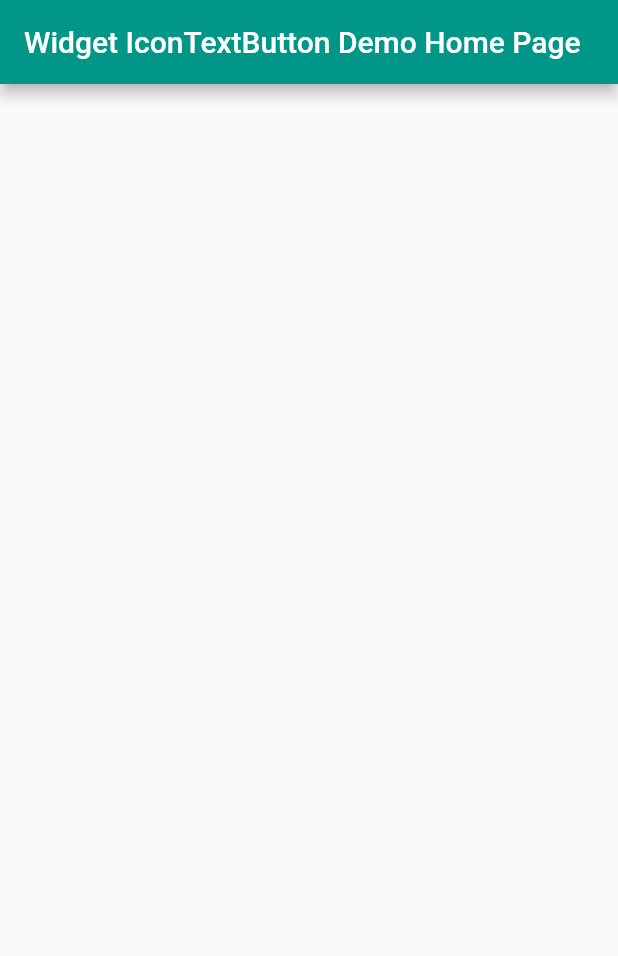
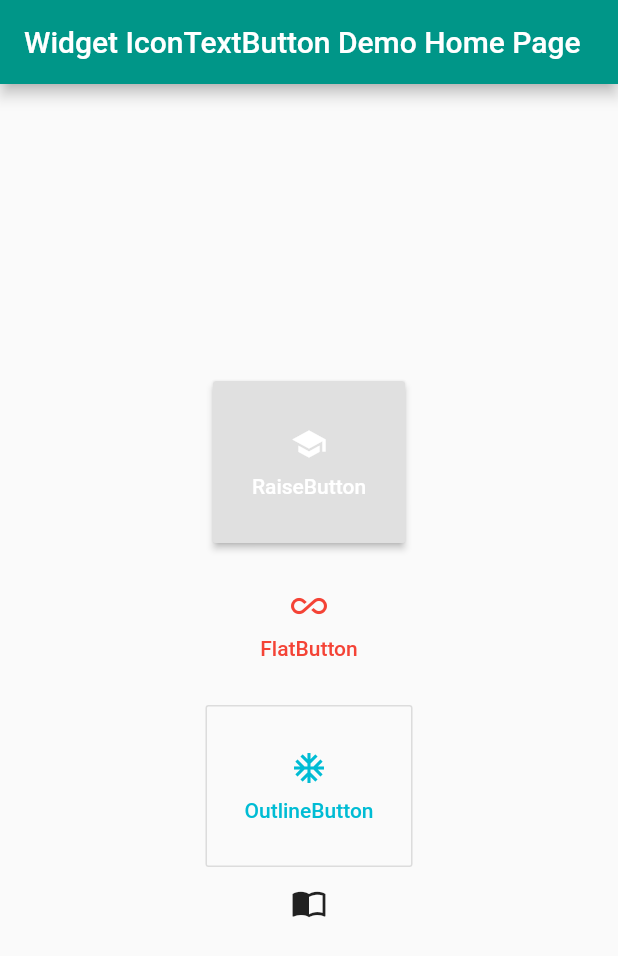
Before and after one commit to DongyunLee/icon_text_button, a Flutter app: the screen it shows after launch, on a phone screen of 412 x 824 dp. Shown: the top 956 px of the screen. Run offline on Flutter 3.47's test engine with Material 2 defaults, Android fonts, the phone set to English and light mode, and no system bars.

Commit message:
* update api:     * bgColor * add api:     * borderColor         for btnType:  out_line

```diff
--- a/lib/icon_text_button.dart
+++ b/lib/icon_text_button.dart
@@ -1,6 +1,4 @@
 library icon_text_button;
-
-import 'dart:ffi';
 
 import 'package:flutter/material.dart';
 
@@ -25,21 +23,19 @@ class IconTextButton extends StatefulWidget {
   /// The icon you want to display
   /// icon图标
   ///
-  @required
   final Icon icon;
 
   ///
   /// The text you will display under the icon
   /// 图标下的文字
   ///
-  @required
-  final Text label;
+  final label;
 
   ///
   /// The size of whole button
   /// 大小
   ///
-  final Double size;
+  final double size;
 
   ///
   /// The color of icon & text
@@ -57,17 +53,19 @@ class IconTextButton extends StatefulWidget {
   /// The event when you click our button
   /// 点击事件
   ///
-  @required
   final VoidCallback onPress;
 
+  final Color borderColor;
+
   const IconTextButton({Key key,
-    this.icon,
-    this.label,
+	  @required this.icon,
+	  @required this.label,
     this.size,
     this.color,
     this.bgColor,
     this.btnType,
-    this.onPress})
+	  @required this.onPress,
+	  this.borderColor})
       : super(key: key);
 
   @override
@@ -104,28 +102,51 @@ class _IconTextButtonState extends State<IconTextButton> {
     ///
     switch (widget.btnType) {
       case BtnType.outline:
-        return OutlineButton(
+	      return Ink(
+		      decoration: ShapeDecoration(
+			      color: widget.bgColor,
+			      shape: Border(),
+		      ),
+		      child: OutlineButton(
 			      child: wid,
+			      splashColor: widget.color,
 			      textColor: widget.color,
+			      borderSide: widget.borderColor != null
+					      ? BorderSide(color: widget.borderColor)
+					      : null,
 			      onPressed: widget.onPress,
+		      ),
         );
       case BtnType.flat:
         return FlatButton(
           child: wid,
           textColor: widget.color,
+	        splashColor: widget.color,
+	        color: widget.bgColor,
           onPressed: widget.onPress,
         );
       case BtnType.icon:
-        return IconButton(
+	      return Container(
+		      child: Ink(
+			      decoration: ShapeDecoration(
+				      color: widget.bgColor,
+				      shape: Border(),
+			      ),
+			      child: IconButton(
 				      icon: widget.icon,
 				      color: widget.color,
-          tooltip: widget.label.toString(),
+				      splashColor: widget.color,
+				      tooltip: widget.label.data,
 				      onPressed: widget.onPress,
+			      ),
+		      ),
         );
       default:
         return RaisedButton(
           child: wid,
           textColor: widget.color,
+	        splashColor: widget.color,
+	        color: widget.bgColor,
           onPressed: widget.onPress,
         );
     }
--- a/pubspec.yaml
+++ b/pubspec.yaml
@@ -1,6 +1,6 @@
 name: icon_text_button
 description: A button Widget with Icon and Text together.Write with pure Dart, so you can use it cross Android and iOS.
-version: 0.1.3
+version: 0.1.4
 author: ch4o5<li_dongyun@outlook.com>
 homepage: https://github.com/DongyunLee/icon_text_button
 
```
Also changed, not shown: 1 other file. Lines whose indentation alone changed are shown as unchanged.
